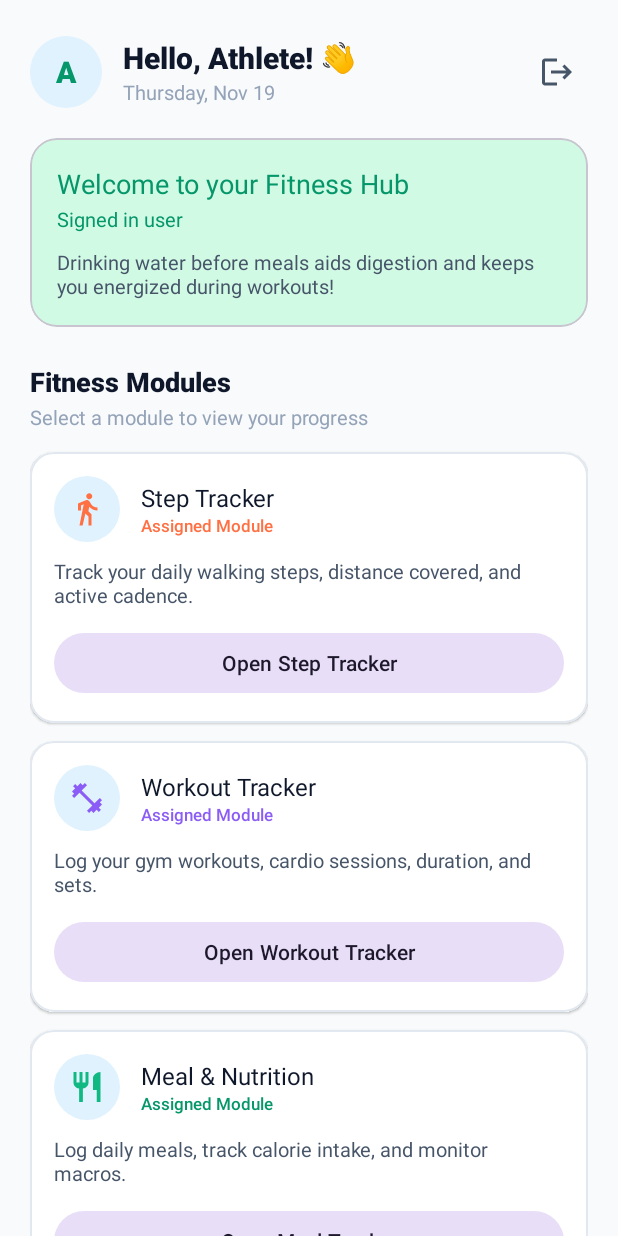
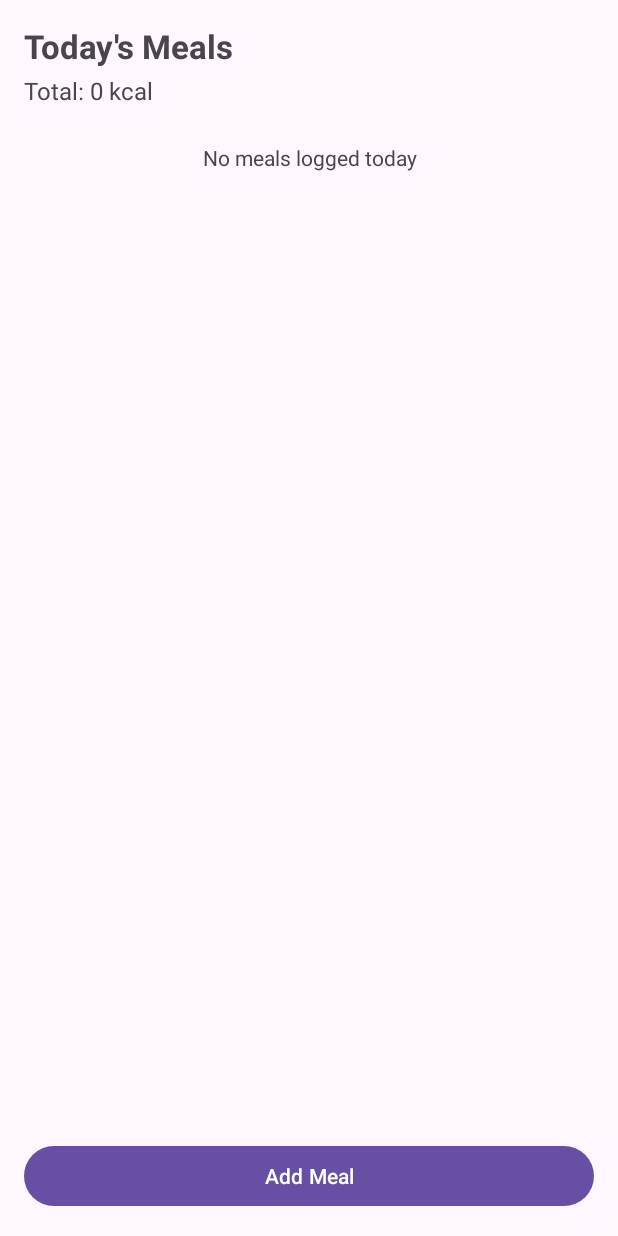
Before and after one commit to SakethKenchem/FitnessTracker_Grp6, an Android app: the DashboardActivity screen opened directly, with no data from a screen before it, after a tap on "Open Meal Tracker", on a phone screen of 412 x 824 dp. Run offline under Robolectric (Android 15) with nearby library versions, the phone set to English and light mode, and no system bars; our stand-ins replace Room's generated code.

Commit message:
Added meal tracking module (data layer, ViewModel and screens)
- Added Meal entity, MealDao and MealRepository
- Register Meal in FitnessDatabase (version 2) and expose mealRepository in FitnessTrackerApplication
- Added MealViewModel with input validation and error handling
- Added meal list screen (RecyclerView, daily calorie total, delete)
- Added meal add/edit screen
- Linked dashboard meal button to MealListActivity
- Registered new activities in AndroidManifest

```diff
--- a/app/build.gradle.kts
+++ b/app/build.gradle.kts
@@ -42,6 +42,7 @@ ksp {
 
 dependencies {
     implementation(libs.androidx.room.runtime)
+    implementation(libs.androidx.room.ktx)
     ksp(libs.androidx.room.compiler)
     implementation(libs.androidx.lifecycle.runtime.ktx)
     implementation(libs.androidx.lifecycle.viewmodel)
@@ -49,6 +50,7 @@ dependencies {
     implementation(libs.androidx.appcompat)
     implementation(libs.androidx.constraintlayout)
     implementation(libs.androidx.core.ktx)
+
     implementation(libs.material)
     testImplementation(libs.junit)
     androidTestImplementation(libs.androidx.espresso.core)
--- a/app/src/main/java/com/example/fitnesstracker_grp6/data/local/FitnessDatabase.kt
+++ b/app/src/main/java/com/example/fitnesstracker_grp6/data/local/FitnessDatabase.kt
@@ -3,7 +3,8 @@ package com.example.fitnesstracker_grp6.data.local
 import androidx.room.Database
 import androidx.room.RoomDatabase
 
-@Database(entities = [User::class], version = 1)
+@Database(entities = [User::class, Meal::class], version = 2)
 abstract class FitnessDatabase : RoomDatabase() {
     abstract fun userDao(): UserDao
+    abstract fun mealDao(): MealDao
 }
--- /dev/null
+++ b/app/src/main/java/com/example/fitnesstracker_grp6/data/local/MealDao.kt
@@ -0,0 +1,26 @@
+package com.example.fitnesstracker_grp6.data.local
+
+import androidx.room.Dao
+import androidx.room.Delete
+import androidx.room.Insert
+import androidx.room.Query
+import androidx.room.Update
+import kotlinx.coroutines.flow.Flow
+
+@Dao
+interface MealDao {
+    @Insert
+    suspend fun insert(meal: Meal)
+
+    @Update
+    suspend fun update(meal: Meal)
+
+    @Delete
+    suspend fun delete(meal: Meal)
+
+    @Query("SELECT * FROM meals WHERE id = :id")
+    suspend fun getById(id: Int): Meal?
+
+    @Query("SELECT * FROM meals WHERE timestamp BETWEEN :start AND :end ORDER BY timestamp DESC")
+    fun getMealsBetween(start: Long, end: Long): Flow<List<Meal>>
+}
--- /dev/null
+++ b/app/src/main/java/com/example/fitnesstracker_grp6/data/local/MealRepository.kt
@@ -0,0 +1,17 @@
+package com.example.fitnesstracker_grp6.data.local
+
+import kotlinx.coroutines.flow.Flow
+
+class MealRepository(private val mealDao: MealDao) {
+
+    fun mealsBetween(start: Long, end: Long): Flow<List<Meal>> =
+        mealDao.getMealsBetween(start, end)
+
+    suspend fun getMeal(id: Int): Meal? = mealDao.getById(id)
+
+    suspend fun addMeal(meal: Meal) = mealDao.insert(meal)
+
+    suspend fun updateMeal(meal: Meal) = mealDao.update(meal)
+
+    suspend fun deleteMeal(meal: Meal) = mealDao.delete(meal)
+}
--- a/app/src/main/java/com/example/fitnesstracker_grp6/data/setup/FitnessTrackerApplication.kt
+++ b/app/src/main/java/com/example/fitnesstracker_grp6/data/setup/FitnessTrackerApplication.kt
@@ -4,6 +4,7 @@ import android.app.Application
 import androidx.room.Room
 import com.example.fitnesstracker_grp6.data.local.FitnessDatabase
 import com.example.fitnesstracker_grp6.data.repository.AccountRepository
+import com.example.fitnesstracker_grp6.data.local.MealRepository
 
 class FitnessTrackerApplication : Application() {
     private val database by lazy {
@@ -14,4 +15,5 @@ class FitnessTrackerApplication : Application() {
     }
 
     val accountRepository by lazy { AccountRepository(database.userDao()) }
+    val mealRepository by lazy { MealRepository(database.mealDao()) }
 }
--- a/app/src/main/java/com/example/fitnesstracker_grp6/ui/dashboard/DashboardActivity.kt
+++ b/app/src/main/java/com/example/fitnesstracker_grp6/ui/dashboard/DashboardActivity.kt
@@ -17,6 +17,7 @@ import com.example.fitnesstracker_grp6.R
 import com.example.fitnesstracker_grp6.databinding.ActivityDashboardBinding
 import com.example.fitnesstracker_grp6.databinding.DialogBmiCalculatorBinding
 import com.example.fitnesstracker_grp6.ui.account.AccountActivity
+import com.example.fitnesstracker_grp6.ui.meal.MealListActivity
 import com.google.android.material.dialog.MaterialAlertDialogBuilder
 import kotlinx.coroutines.launch
 import java.text.SimpleDateFormat
@@ -76,10 +77,9 @@ class DashboardActivity : AppCompatActivity() {
         }
 
         // Meal Tracking Module (Teammate's section)
+        // Meal Tracking Module
         binding.btnOpenMeal.setOnClickListener {
-            // Once your teammate creates MealTrackerActivity, replace with:
-            // startActivity(Intent(this, MealTrackerActivity::class.java))
-            Toast.makeText(this, R.string.module_meal_toast, Toast.LENGTH_SHORT).show()
+            startActivity(Intent(this, MealListActivity::class.java))
         }
     }
 
--- /dev/null
+++ b/app/src/main/java/com/example/fitnesstracker_grp6/ui/meal/MealListActivity.kt
@@ -0,0 +1,82 @@
+package com.example.fitnesstracker_grp6.ui.meal
+
+import android.content.Intent
+import android.os.Bundle
+import android.view.View
+import android.widget.Button
+import android.widget.TextView
+import android.widget.Toast
+import androidx.activity.viewModels
+import androidx.appcompat.app.AlertDialog
+import androidx.appcompat.app.AppCompatActivity
+import androidx.lifecycle.Lifecycle
+import androidx.lifecycle.lifecycleScope
+import androidx.lifecycle.repeatOnLifecycle
+import androidx.recyclerview.widget.LinearLayoutManager
+import androidx.recyclerview.widget.RecyclerView
+import com.example.fitnesstracker_grp6.R
+import com.example.fitnesstracker_grp6.data.setup.FitnessTrackerApplication
+import kotlinx.coroutines.launch
+
+class MealListActivity : AppCompatActivity() {
+
+    private val viewModel: MealViewModel by viewModels {
+        MealViewModelFactory((application as FitnessTrackerApplication).mealRepository)
+    }
+
+    override fun onCreate(savedInstanceState: Bundle?) {
+        super.onCreate(savedInstanceState)
+        setContentView(R.layout.activity_meal_list)
+
+        val rvMeals = findViewById<RecyclerView>(R.id.rvMeals)
+        val tvTotal = findViewById<TextView>(R.id.tvTotalCalories)
+        val tvEmpty = findViewById<TextView>(R.id.tvEmpty)
+        val btnAdd = findViewById<Button>(R.id.btnAddMeal)
+
+        val adapter = MealAdapter(
+            onEdit = { meal ->
+                startActivity(
+                    Intent(this, MealEditActivity::class.java)
+                        .putExtra(MealEditActivity.EXTRA_MEAL_ID, meal.id)
+                )
+            },
+            onDelete = { meal ->
+                AlertDialog.Builder(this)
+                    .setTitle("Delete meal")
+                    .setMessage("Delete \"${meal.name}\"?")
+                    .setPositiveButton("Delete") { _, _ -> viewModel.deleteMeal(meal) }
+                    .setNegativeButton("Cancel", null)
+                    .show()
+            }
+        )
+        rvMeals.layoutManager = LinearLayoutManager(this)
+        rvMeals.adapter = adapter
+
+        btnAdd.setOnClickListener {
+            startActivity(Intent(this, MealEditActivity::class.java))
+        }
+
+        lifecycleScope.launch {
+            repeatOnLifecycle(Lifecycle.State.STARTED) {
+                launch {
+                    viewModel.todaysMeals.collect { meals ->
+                        adapter.submitList(meals)
+                        tvEmpty.visibility = if (meals.isEmpty()) View.VISIBLE else View.GONE
+                    }
+                }
+                launch {
+                    viewModel.totalCalories.collect { total ->
+                        tvTotal.text = "Total: $total kcal"
+                    }
+                }
+                launch {
+                    viewModel.events.collect { event ->
+                        if (event is MealEvent.Error) {
+                            Toast.makeText(this@MealListActivity, event.message, Toast.LENGTH_SHORT).show()
+                        }
+                    }
+                }
+            }
+        }
+    }
+}
--- /dev/null
+++ b/app/src/main/java/com/example/fitnesstracker_grp6/ui/meal/MealViewModel.kt
@@ -0,0 +1,126 @@
+package com.example.fitnesstracker_grp6.ui.meal
+
+import androidx.lifecycle.ViewModel
+import androidx.lifecycle.viewModelScope
+import com.example.fitnesstracker_grp6.data.local.Meal
+import com.example.fitnesstracker_grp6.data.local.MealRepository
+import kotlinx.coroutines.flow.MutableSharedFlow
+import kotlinx.coroutines.flow.SharedFlow
+import kotlinx.coroutines.flow.SharingStarted
+import kotlinx.coroutines.flow.StateFlow
+import kotlinx.coroutines.flow.catch
+import kotlinx.coroutines.flow.map
+import kotlinx.coroutines.flow.stateIn
+import kotlinx.coroutines.launch
+import java.util.Calendar
+
+sealed class MealEvent {
+    object Saved : MealEvent()
+    data class Error(val message: String) : MealEvent()
+}
+
+class MealViewModel(private val repository: MealRepository) : ViewModel() {
+
+    private val _events = MutableSharedFlow<MealEvent>()
+    val events: SharedFlow<MealEvent> = _events
+
+    private val dayStart: Long
+    private val dayEnd: Long
+
+    init {
+        val cal = Calendar.getInstance().apply {
+            set(Calendar.HOUR_OF_DAY, 0)
+            set(Calendar.MINUTE, 0)
+            set(Calendar.SECOND, 0)
+            set(Calendar.MILLISECOND, 0)
+        }
+        dayStart = cal.timeInMillis
+        dayEnd = dayStart + 24 * 60 * 60 * 1000 - 1
+    }
+
+    // Today's meals, updates automatically when the database changes
+    val todaysMeals: StateFlow<List<Meal>> = repository.mealsBetween(dayStart, dayEnd)
+        .catch { emit(emptyList()); _events.emit(MealEvent.Error("Could not load meals")) }
+        .stateIn(viewModelScope, SharingStarted.WhileSubscribed(5000), emptyList())
+
+    val totalCalories: StateFlow<Int> = todaysMeals
+        .map { list -> list.sumOf { it.calories } }
+        .stateIn(viewModelScope, SharingStarted.WhileSubscribed(5000), 0)
+
+    fun addMeal(
+        name: String, mealType: String,
+        caloriesText: String, proteinText: String, carbsText: String, fatText: String
+    ) {
+        viewModelScope.launch {
+            val meal = buildMeal(null, name, mealType, caloriesText, proteinText, carbsText, fatText)
+                ?: return@launch
+            try {
+                repository.addMeal(meal)
+                _events.emit(MealEvent.Saved)
+            } catch (e: Exception) {
+                _events.emit(MealEvent.Error("Could not save meal"))
+            }
+        }
+    }
+
+    fun updateMeal(
+        existing: Meal, name: String, mealType: String,
+        caloriesText: String, proteinText: String, carbsText: String, fatText: String
+    ) {
+        viewModelScope.launch {
+            val meal = buildMeal(existing, name, mealType, caloriesText, proteinText, carbsText, fatText)
+                ?: return@launch
+            try {
+                repository.updateMeal(meal)
+                _events.emit(MealEvent.Saved)
+            } catch (e: Exception) {
+                _events.emit(MealEvent.Error("Could not update meal"))
+            }
+        }
+    }
+
+    fun deleteMeal(meal: Meal) {
+        viewModelScope.launch {
+            try {
+                repository.deleteMeal(meal)
+            } catch (e: Exception) {
+                _events.emit(MealEvent.Error("Could not delete meal"))
+            }
+        }
+    }
+
+    suspend fun getMeal(id: Int): Meal? = repository.getMeal(id)
+
+    // Validates the input; returns null (and emits an error) if something is invalid
+    private suspend fun buildMeal(
+        base: Meal?, name: String, mealType: String,
+        caloriesText: String, proteinText: String, carbsText: String, fatText: String
+    ): Meal? {
+        val cleanName = name.trim()
+        if (cleanName.isEmpty()) {
+            _events.emit(MealEvent.Error("Meal name is required")); return null
+        }
+        val calories = caloriesText.trim().toIntOrNull()
+        if (calories == null || calories <= 0 || calories > 10000) {
+            _events.emit(MealEvent.Error("Calories must be between 1 and 10000")); return null
+        }
+        val protein = parseMacro(proteinText)
+        val carbs = parseMacro(carbsText)
+        val fat = parseMacro(fatText)
+        if (protein == null || carbs == null || fat == null) {
+            _events.emit(MealEvent.Error("Protein, carbs and fat must be numbers from 0 to 1000"))
+            return null
+        }
+        return (base ?: Meal(name = "", mealType = "", calories = 0)).copy(
+            name = cleanName, mealType = mealType,
+            calories = calories, protein = protein, carbs = carbs, fat = fat
+        )
+    }
+
+    // Blank means 0; returns null if invalid
+    private fun parseMacro(text: String): Double? {
+        if (text.isBlank()) return 0.0
+        val value = text.trim().toDoubleOrNull() ?: return null
+        return if (value in 0.0..1000.0) value else null
+    }
+}
--- /dev/null
+++ b/app/src/main/java/com/example/fitnesstracker_grp6/ui/meal/MealViewModelFactory.kt
@@ -0,0 +1,15 @@
+package com.example.fitnesstracker_grp6.ui.meal
+
+import androidx.lifecycle.ViewModel
+import androidx.lifecycle.ViewModelProvider
+import com.example.fitnesstracker_grp6.data.local.MealRepository
+
+class MealViewModelFactory(private val repository: MealRepository) : ViewModelProvider.Factory {
+    @Suppress("UNCHECKED_CAST")
+    override fun <T : ViewModel> create(modelClass: Class<T>): T {
+        if (modelClass.isAssignableFrom(MealViewModel::class.java)) {
+            return MealViewModel(repository) as T
+        }
+        throw IllegalArgumentException("Unknown ViewModel class")
+    }
+}
--- /dev/null
+++ b/app/src/main/res/layout/activity_meal_list.xml
@@ -0,0 +1,44 @@
+<?xml version="1.0" encoding="utf-8"?>
+<LinearLayout xmlns:android="http://schemas.android.com/apk/res/android"
+    android:layout_width="match_parent"
+    android:layout_height="match_parent"
+    android:orientation="vertical"
+    android:padding="16dp">
+
+    <TextView
+        android:layout_width="wrap_content"
+        android:layout_height="wrap_content"
+        android:text="Today's Meals"
+        android:textSize="22sp"
+        android:textStyle="bold" />
+
+    <TextView
+        android:id="@+id/tvTotalCalories"
+        android:layout_width="wrap_content"
+        android:layout_height="wrap_content"
+        android:layout_marginTop="4dp"
+        android:text="Total: 0 kcal"
+        android:textSize="16sp" />
+
+    <TextView
+        android:id="@+id/tvEmpty"
+        android:layout_width="match_parent"
+        android:layout_height="wrap_content"
+        android:layout_marginTop="24dp"
+        android:gravity="center"
+        android:text="No meals logged today"
+        android:visibility="gone" />
+
+    <androidx.recyclerview.widget.RecyclerView
+        android:id="@+id/rvMeals"
+        android:layout_width="match_parent"
+        android:layout_height="0dp"
+        android:layout_weight="1"
+        android:layout_marginTop="8dp" />
+
+    <Button
+        android:id="@+id/btnAddMeal"
+        android:layout_width="match_parent"
+        android:layout_height="wrap_content"
+        android:text="Add Meal" />
+</LinearLayout>
--- a/gradle/libs.versions.toml
+++ b/gradle/libs.versions.toml
@@ -14,6 +14,7 @@ lifecycle = "2.10.0"
 
 [libraries]
 androidx-room-runtime = { group = "androidx.room", name = "room-runtime", version.ref = "room" }
+androidx-room-ktx = { group = "androidx.room", name = "room-ktx", version.ref = "room" }
 androidx-room-compiler = { group = "androidx.room", name = "room-compiler", version.ref = "room" }
 androidx-lifecycle-runtime-ktx = { group = "androidx.lifecycle", name = "lifecycle-runtime-ktx", version.ref = "lifecycle" }
 androidx-lifecycle-viewmodel = { group = "androidx.lifecycle", name = "lifecycle-viewmodel", version.ref = "lifecycle" }
```
Also changed, not shown: app/src/main/AndroidManifest.xml (+8 -0 lines), app/src/main/java/com/example/fitnesstracker_grp6/data/local/Meal.kt (added, +16 -0 lines), app/src/main/java/com/example/fitnesstracker_grp6/ui/meal/MealAdapter.kt (added, +45 -0 lines), app/src/main/java/com/example/fitnesstracker_grp6/ui/meal/MealEditActivity.kt (added, +108 -0 lines), app/src/main/res/layout/activity_meal_edit.xml (added, +78 -0 lines), app/src/main/res/layout/item_meal.xml (added, +41 -0 lines).
